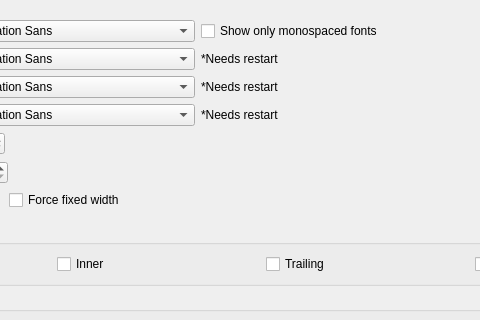
Before: the Qt Designer form RedPandaIDE/settingsdialog/editorfontwidget.ui in royqh1979/RedPanda-CPP, drawn with Qt 5; both pictures show x 175 to 655 and y 0 to 320 of the 876 by 781 pixel window.
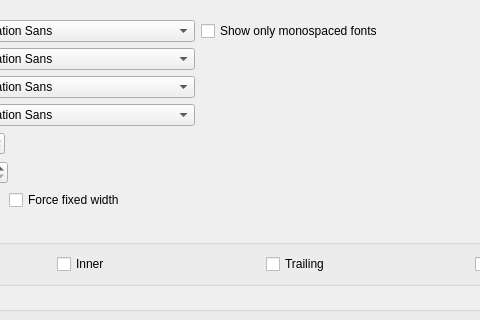
After: the same form once the commit is applied.

Commit message: - fix: Fallback font doesn't apply before restart  - fix: first indent line doesn't show  = fix: Selection background not correctly drawn

The edit to the form file:
```diff
--- a/RedPandaIDE/settingsdialog/editorfontwidget.ui
+++ b/RedPandaIDE/settingsdialog/editorfontwidget.ui
@@ -52,13 +52,6 @@
            </property>
           </widget>
          </item>
-         <item>
-          <widget class="QLabel" name="label_14">
-           <property name="text">
-            <string>*Needs restart</string>
-           </property>
-          </widget>
-         </item>
          <item>
           <spacer name="horizontalSpacer_10">
            <property name="orientation">
@@ -135,13 +128,6 @@
            </property>
           </widget>
          </item>
-         <item>
-          <widget class="QLabel" name="label_13">
-           <property name="text">
-            <string>*Needs restart</string>
-           </property>
-          </widget>
-         </item>
          <item>
           <spacer name="horizontalSpacer_9">
            <property name="orientation">
@@ -269,13 +255,6 @@
            </property>
           </widget>
          </item>
-         <item>
-          <widget class="QLabel" name="label_10">
-           <property name="text">
-            <string>*Needs restart</string>
-           </property>
-          </widget>
-         </item>
          <item>
           <spacer name="horizontalSpacer_7">
            <property name="orientation">
```
The commit also changes 7 other files.
